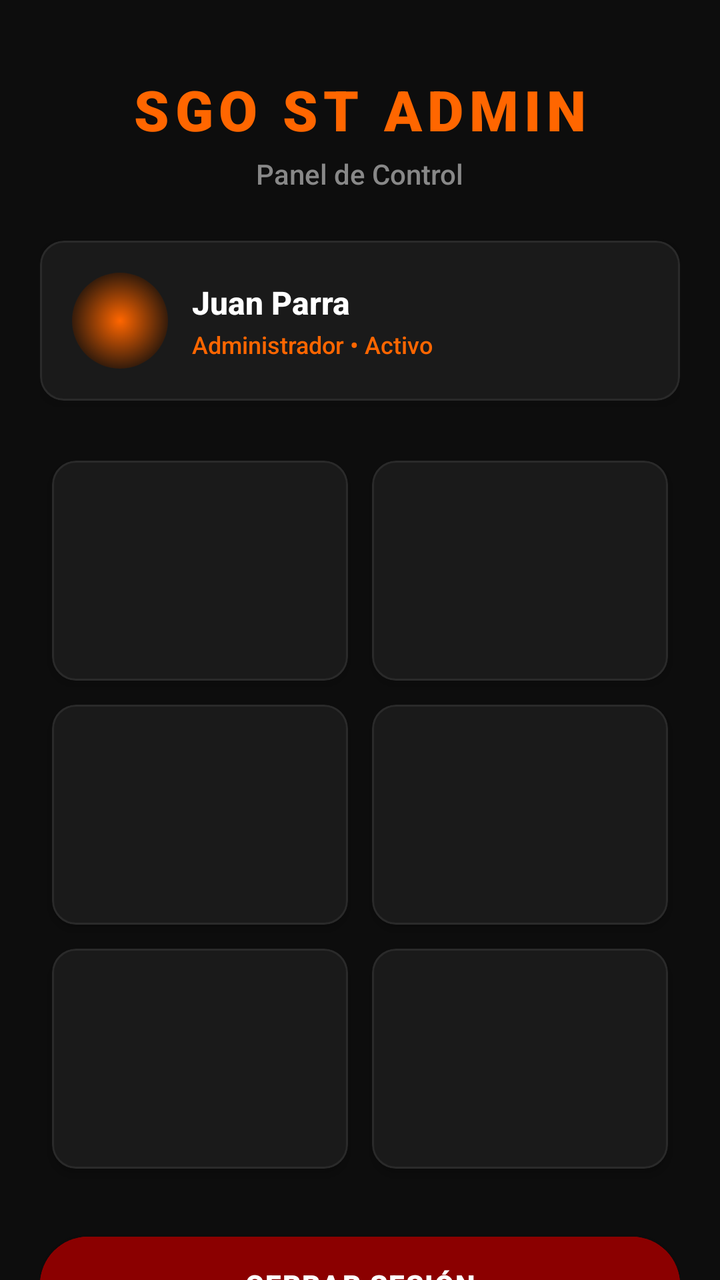
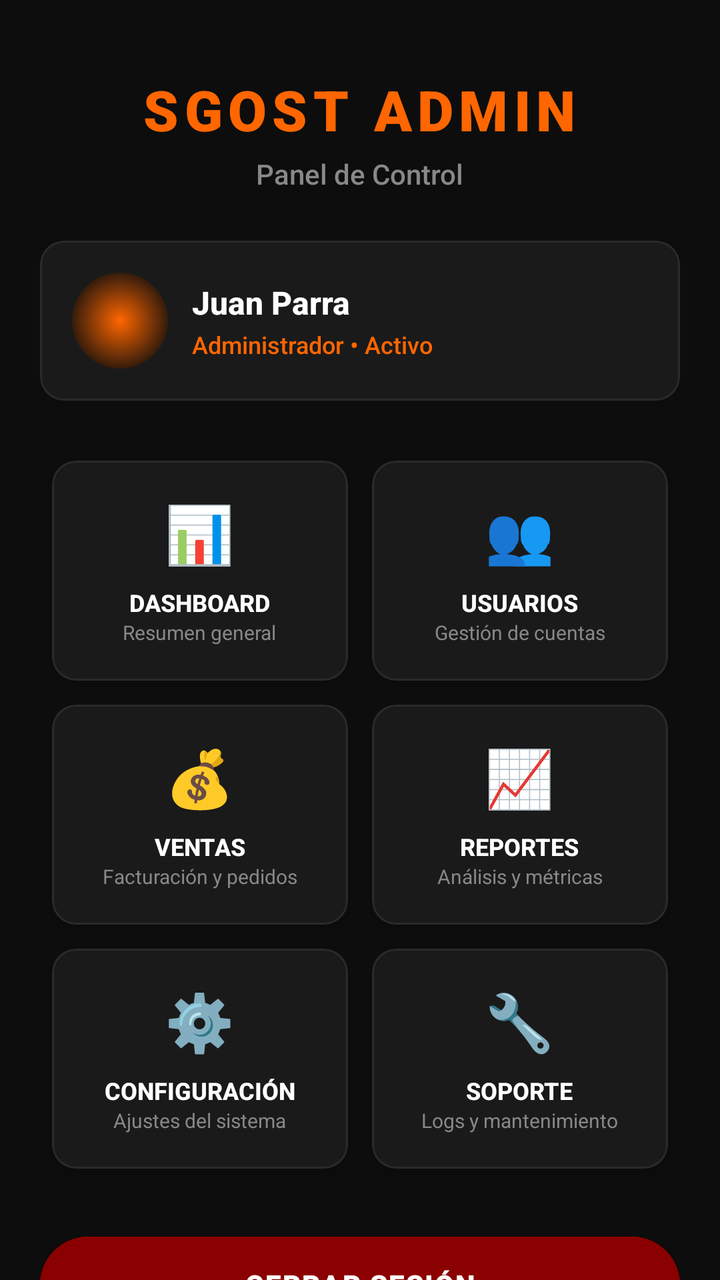

Before-and-after screenshots of an Android layout around one commit, followed by the original layout XML and the change that was made.
<!-- AndroidManifest.xml: application theme Theme.sgost -->
<!-- res/layout/activity_main.xml -->
<?xml version="1.0" encoding="utf-8"?>
<androidx.core.widget.NestedScrollView
        xmlns:android="http://schemas.android.com/apk/res/android"
        xmlns:app="http://schemas.android.com/apk/res-auto"
        xmlns:tools="http://schemas.android.com/tools"
        android:layout_width="match_parent"
        android:layout_height="match_parent"
        android:background="#0D0D0D"
        android:fillViewport="true"
        tools:context="com.example.sgost.MainActivity">

    <LinearLayout
            android:layout_width="match_parent"
            android:layout_height="wrap_content"
            android:orientation="vertical"
            android:padding="20dp"
            android:gravity="center_horizontal">

        
        <TextView
                android:layout_width="wrap_content"
                android:layout_height="wrap_content"
                android:text="SGO ST ADMIN"
                android:textSize="28sp"
                android:textStyle="bold"
                android:textColor="#FF6600"
                android:letterSpacing="0.1"
                android:fontFamily="sans-serif-black"
                android:layout_marginTop="16dp"
                android:layout_marginBottom="4dp"/>

        <TextView
                android:layout_width="wrap_content"
                android:layout_height="wrap_content"
                android:text="Panel de Control"
                android:textSize="14sp"
                android:textColor="#888888"
                android:fontFamily="sans-serif-medium"
                android:layout_marginBottom="24dp"/>

        
        <com.google.android.material.card.MaterialCardView
                android:layout_width="match_parent"
                android:layout_height="wrap_content"
                android:layout_marginBottom="24dp"
                app:cardBackgroundColor="#1A1A1A"
                app:cardCornerRadius="12dp"
                app:cardElevation="4dp"
                app:strokeColor="#2A2A2A"
                app:strokeWidth="1dp">

            <LinearLayout
                    android:layout_width="match_parent"
                    android:layout_height="wrap_content"
                    android:orientation="horizontal"
                    android:padding="16dp"
                    android:gravity="center_vertical">

                
                <View
                        android:layout_width="48dp"
                        android:layout_height="48dp"
                        android:background="@drawable/bg_circle_orange_glow"
                        android:layout_marginEnd="12dp"/>

                <LinearLayout
                        android:layout_width="0dp"
                        android:layout_height="wrap_content"
                        android:layout_weight="1"
                        android:orientation="vertical">

                    <TextView
                            android:id="@+id/tvAdminName"
                            android:layout_width="wrap_content"
                            android:layout_height="wrap_content"
                            android:text="Juan Parra"
                            android:textColor="#FFFFFF"
                            android:textSize="16sp"
                            android:textStyle="bold"
                            android:fontFamily="sans-serif-medium"/>

                    <TextView
                            android:layout_width="wrap_content"
                            android:layout_height="wrap_content"
                            android:text="Administrador • Activo"
                            android:textColor="#FF6600"
                            android:textSize="12sp"
                            android:fontFamily="sans-serif-medium"
                            android:layout_marginTop="2dp"/>
                </LinearLayout>
            </LinearLayout>
        </com.google.android.material.card.MaterialCardView>

        
        <GridLayout
                android:layout_width="match_parent"
                android:layout_height="wrap_content"
                android:columnCount="2"
                android:rowCount="3"
                android:alignmentMode="alignMargins"
                android:columnOrderPreserved="false"
                android:layout_marginBottom="24dp">

            
            <com.google.android.material.card.MaterialCardView
                    android:id="@+id/cardDashboard"
                    android:layout_width="0dp"
                    android:layout_height="110dp"
                    android:layout_columnWeight="1"
                    android:layout_rowWeight="1"
                    android:layout_margin="6dp"
                    android:foreground="?attr/selectableItemBackground"
                    app:cardBackgroundColor="#1A1A1A"
                    app:cardCornerRadius="12dp"
                    app:cardElevation="3dp"
                    app:strokeColor="#2A2A2A"
                    app:strokeWidth="1dp">

                <LinearLayout
                        android:layout_width="match_parent"
                        android:layout_height="match_parent"
                        android:orientation="vertical"
                        android:gravity="center"
                        android:padding="12dp">

                    <TextView android:text="📊" android:textSize="28sp" android:layout_marginBottom="8dp"/>
                    <TextView android:text="DASHBOARD" android:textColor="#FFFFFF" android:textSize="12sp" android:textStyle="bold" android:fontFamily="sans-serif-medium"/>
                    <TextView android:text="Resumen general" android:textColor="#888888" android:textSize="10sp"/>
                </LinearLayout>
            </com.google.android.material.card.MaterialCardView>

            
            <com.google.android.material.card.MaterialCardView
                    android:id="@+id/cardUsuarios"
                    android:layout_width="0dp"
                    android:layout_height="110dp"
                    android:layout_columnWeight="1"
                    android:layout_rowWeight="1"
                    android:layout_margin="6dp"
                    android:foreground="?attr/selectableItemBackground"
                    app:cardBackgroundColor="#1A1A1A"
                    app:cardCornerRadius="12dp"
                    app:cardElevation="3dp"
                    app:strokeColor="#2A2A2A"
                    app:strokeWidth="1dp">

                <LinearLayout
                        android:layout_width="match_parent"
                        android:layout_height="match_parent"
                        android:orientation="vertical"
                        android:gravity="center"
                        android:padding="12dp">

                    <TextView android:text="👥" android:textSize="28sp" android:layout_marginBottom="8dp"/>
                    <TextView android:text="USUARIOS" android:textColor="#FFFFFF" android:textSize="12sp" android:textStyle="bold" android:fontFamily="sans-serif-medium"/>
                    <TextView android:text="Gestión de cuentas" android:textColor="#888888" android:textSize="10sp"/>
                </LinearLayout>
            </com.google.android.material.card.MaterialCardView>

            
            <com.google.android.material.card.MaterialCardView
                    android:id="@+id/cardVentas"
                    android:layout_width="0dp"
                    android:layout_height="110dp"
                    android:layout_columnWeight="1"
                    android:layout_rowWeight="1"
                    android:layout_margin="6dp"
                    android:foreground="?attr/selectableItemBackground"
                    app:cardBackgroundColor="#1A1A1A"
                    app:cardCornerRadius="12dp"
                    app:cardElevation="3dp"
                    app:strokeColor="#2A2A2A"
                    app:strokeWidth="1dp">

                <LinearLayout
                        android:layout_width="match_parent"
                        android:layout_height="match_parent"
                        android:orientation="vertical"
                        android:gravity="center"
                        android:padding="12dp">

                    <TextView android:text="💰" android:textSize="28sp" android:layout_marginBottom="8dp"/>
                    <TextView android:text="VENTAS" android:textColor="#FFFFFF" android:textSize="12sp" android:textStyle="bold" android:fontFamily="sans-serif-medium"/>
                    <TextView android:text="Facturación y pedidos" android:textColor="#888888" android:textSize="10sp"/>
                </LinearLayout>
            </com.google.android.material.card.MaterialCardView>

            
            <com.google.android.material.card.MaterialCardView
                    android:id="@+id/cardReportes"
                    android:layout_width="0dp"
                    android:layout_height="110dp"
                    android:layout_columnWeight="1"
                    android:layout_rowWeight="1"
                    android:layout_margin="6dp"
                    android:foreground="?attr/selectableItemBackground"
                    app:cardBackgroundColor="#1A1A1A"
                    app:cardCornerRadius="12dp"
                    app:cardElevation="3dp"
                    app:strokeColor="#2A2A2A"
                    app:strokeWidth="1dp">

                <LinearLayout
                        android:layout_width="match_parent"
                        android:layout_height="match_parent"
                        android:orientation="vertical"
                        android:gravity="center"
                        android:padding="12dp">

                    <TextView android:text="📈" android:textSize="28sp" android:layout_marginBottom="8dp"/>
                    <TextView android:text="REPORTES" android:textColor="#FFFFFF" android:textSize="12sp" android:textStyle="bold" android:fontFamily="sans-serif-medium"/>
                    <TextView android:text="Análisis y métricas" android:textColor="#888888" android:textSize="10sp"/>
                </LinearLayout>
            </com.google.android.material.card.MaterialCardView>

            
            <com.google.android.material.card.MaterialCardView
                    android:id="@+id/cardConfig"
                    android:layout_width="0dp"
                    android:layout_height="110dp"
                    android:layout_columnWeight="1"
                    android:layout_rowWeight="1"
                    android:layout_margin="6dp"
                    android:foreground="?attr/selectableItemBackground"
                    app:cardBackgroundColor="#1A1A1A"
                    app:cardCornerRadius="12dp"
                    app:cardElevation="3dp"
                    app:strokeColor="#2A2A2A"
                    app:strokeWidth="1dp">

                <LinearLayout
                        android:layout_width="match_parent"
                        android:layout_height="match_parent"
                        android:orientation="vertical"
                        android:gravity="center"
                        android:padding="12dp">

                    <TextView android:text="⚙️" android:textSize="28sp" android:layout_marginBottom="8dp"/>
                    <TextView android:text="CONFIGURACIÓN" android:textColor="#FFFFFF" android:textSize="12sp" android:textStyle="bold" android:fontFamily="sans-serif-medium"/>
                    <TextView android:text="Ajustes del sistema" android:textColor="#888888" android:textSize="10sp"/>
                </LinearLayout>
            </com.google.android.material.card.MaterialCardView>

            
            <com.google.android.material.card.MaterialCardView
                    android:id="@+id/cardSoporte"
                    android:layout_width="0dp"
                    android:layout_height="110dp"
                    android:layout_columnWeight="1"
                    android:layout_rowWeight="1"
                    android:layout_margin="6dp"
                    android:foreground="?attr/selectableItemBackground"
                    app:cardBackgroundColor="#1A1A1A"
                    app:cardCornerRadius="12dp"
                    app:cardElevation="3dp"
                    app:strokeColor="#2A2A2A"
                    app:strokeWidth="1dp">

                <LinearLayout
                        android:layout_width="match_parent"
                        android:layout_height="match_parent"
                        android:orientation="vertical"
                        android:gravity="center"
                        android:padding="12dp">

                    <TextView android:text="🔧" android:textSize="28sp" android:layout_marginBottom="8dp"/>
                    <TextView android:text="SOPORTE" android:textColor="#FFFFFF" android:textSize="12sp" android:textStyle="bold" android:fontFamily="sans-serif-medium"/>
                    <TextView android:text="Logs y mantenimiento" android:textColor="#888888" android:textSize="10sp"/>
                </LinearLayout>
            </com.google.android.material.card.MaterialCardView>

        </GridLayout>

        
        <Button
                android:id="@+id/btnLogout"
                android:layout_width="match_parent"
                android:layout_height="56dp"
                android:text="CERRAR SESIÓN"
                android:textColor="#FFFFFF"
                android:textSize="14sp"
                android:textStyle="bold"
                android:letterSpacing="0.05"
                android:fontFamily="sans-serif-black"
                android:backgroundTint="#8B0000"
                android:stateListAnimator="@null"
                android:elevation="4dp"
                android:layout_marginBottom="24dp"/>

        
        <View
                android:layout_width="60dp"
                android:layout_height="3dp"
                android:background="@drawable/bg_gradient_line"
                android:layout_marginBottom="8dp"/>

        <TextView
                android:layout_width="wrap_content"
                android:layout_height="wrap_content"
                android:text="READY TO RACE • ADMIN PANEL"
                android:textSize="10sp"
                android:textColor="#FF6600"
                android:textStyle="bold"
                android:letterSpacing="0.2"
                android:fontFamily="sans-serif-medium"
                android:layout_marginBottom="24dp"/>

    </LinearLayout>
</androidx.core.widget.NestedScrollView>
<!-- resources referenced by this layout -->
<resources>
  <!-- drawable bg_circle_orange_glow (drawable) -->
  <?xml version="1.0" encoding="utf-8"?>
  <shape xmlns:android="http://schemas.android.com/apk/res/android"
         android:shape="oval">
      <gradient
              android:type="radial"
              android:centerX="0.5"
              android:centerY="0.5"
              android:gradientRadius="60%p"
              android:startColor="#FF6600"
              android:endColor="#0D0D0D"
              android:useLevel="false"/>
      <size android:width="120dp" android:height="120dp"/>
  </shape>
  <!-- drawable bg_gradient_line (drawable) -->
  <?xml version="1.0" encoding="utf-8"?>
  <shape xmlns:android="http://schemas.android.com/apk/res/android"
         android:shape="rectangle">
      <gradient android:angle="0" android:startColor="#FF6600" android:centerColor="#FF8833" android:endColor="#FF6600"/>
      <corners android:radius="2dp"/>
  </shape>
  <style name="Theme.sgost" parent="Base.Theme.sgost" />
  <style name="Base.Theme.sgost" parent="Theme.Material3.DayNight.NoActionBar">
          
          
      </style>
</resources>

<!-- the commit's change to res/layout/activity_main.xml (unified diff, before → after) -->
@@ -20,7 +20,7 @@
         <TextView
                 android:layout_width="wrap_content"
                 android:layout_height="wrap_content"
-                android:text="SGO ST ADMIN"
+                android:text="SGOST ADMIN"
                 android:textSize="28sp"
                 android:textStyle="bold"
                 android:textColor="#FF6600"
@@ -56,7 +56,6 @@
                     android:padding="16dp"
                     android:gravity="center_vertical">
 
-                
                 <View
                         android:layout_width="48dp"
                         android:layout_height="48dp"
@@ -122,10 +121,9 @@
                         android:orientation="vertical"
                         android:gravity="center"
                         android:padding="12dp">
-
-                    <TextView android:text="📊" android:textSize="28sp" android:layout_marginBottom="8dp"/>
-                    <TextView android:text="DASHBOARD" android:textColor="#FFFFFF" android:textSize="12sp" android:textStyle="bold" android:fontFamily="sans-serif-medium"/>
-                    <TextView android:text="Resumen general" android:textColor="#888888" android:textSize="10sp"/>
+                    <TextView android:layout_width="wrap_content" android:layout_height="wrap_content" android:text="📊" android:textSize="28sp" android:layout_marginBottom="8dp"/>
+                    <TextView android:layout_width="wrap_content" android:layout_height="wrap_content" android:text="DASHBOARD" android:textColor="#FFFFFF" android:textSize="12sp" android:textStyle="bold" android:fontFamily="sans-serif-medium"/>
+                    <TextView android:layout_width="wrap_content" android:layout_height="wrap_content" android:text="Resumen general" android:textColor="#888888" android:textSize="10sp"/>
                 </LinearLayout>
             </com.google.android.material.card.MaterialCardView>
 
@@ -150,10 +148,9 @@
                         android:orientation="vertical"
                         android:gravity="center"
                         android:padding="12dp">
-
-                    <TextView android:text="👥" android:textSize="28sp" android:layout_marginBottom="8dp"/>
-                    <TextView android:text="USUARIOS" android:textColor="#FFFFFF" android:textSize="12sp" android:textStyle="bold" android:fontFamily="sans-serif-medium"/>
-                    <TextView android:text="Gestión de cuentas" android:textColor="#888888" android:textSize="10sp"/>
+                    <TextView android:layout_width="wrap_content" android:layout_height="wrap_content" android:text="👥" android:textSize="28sp" android:layout_marginBottom="8dp"/>
+                    <TextView android:layout_width="wrap_content" android:layout_height="wrap_content" android:text="USUARIOS" android:textColor="#FFFFFF" android:textSize="12sp" android:textStyle="bold" android:fontFamily="sans-serif-medium"/>
+                    <TextView android:layout_width="wrap_content" android:layout_height="wrap_content" android:text="Gestión de cuentas" android:textColor="#888888" android:textSize="10sp"/>
                 </LinearLayout>
             </com.google.android.material.card.MaterialCardView>
 
@@ -178,10 +175,9 @@
                         android:orientation="vertical"
                         android:gravity="center"
                         android:padding="12dp">
-
-                    <TextView android:text="💰" android:textSize="28sp" android:layout_marginBottom="8dp"/>
-                    <TextView android:text="VENTAS" android:textColor="#FFFFFF" android:textSize="12sp" android:textStyle="bold" android:fontFamily="sans-serif-medium"/>
-                    <TextView android:text="Facturación y pedidos" android:textColor="#888888" android:textSize="10sp"/>
+                    <TextView android:layout_width="wrap_content" android:layout_height="wrap_content" android:text="💰" android:textSize="28sp" android:layout_marginBottom="8dp"/>
+                    <TextView android:layout_width="wrap_content" android:layout_height="wrap_content" android:text="VENTAS" android:textColor="#FFFFFF" android:textSize="12sp" android:textStyle="bold" android:fontFamily="sans-serif-medium"/>
+                    <TextView android:layout_width="wrap_content" android:layout_height="wrap_content" android:text="Facturación y pedidos" android:textColor="#888888" android:textSize="10sp"/>
                 </LinearLayout>
             </com.google.android.material.card.MaterialCardView>
 
@@ -206,10 +202,9 @@
                         android:orientation="vertical"
                         android:gravity="center"
                         android:padding="12dp">
-
-                    <TextView android:text="📈" android:textSize="28sp" android:layout_marginBottom="8dp"/>
-                    <TextView android:text="REPORTES" android:textColor="#FFFFFF" android:textSize="12sp" android:textStyle="bold" android:fontFamily="sans-serif-medium"/>
-                    <TextView android:text="Análisis y métricas" android:textColor="#888888" android:textSize="10sp"/>
+                    <TextView android:layout_width="wrap_content" android:layout_height="wrap_content" android:text="📈" android:textSize="28sp" android:layout_marginBottom="8dp"/>
+                    <TextView android:layout_width="wrap_content" android:layout_height="wrap_content" android:text="REPORTES" android:textColor="#FFFFFF" android:textSize="12sp" android:textStyle="bold" android:fontFamily="sans-serif-medium"/>
+                    <TextView android:layout_width="wrap_content" android:layout_height="wrap_content" android:text="Análisis y métricas" android:textColor="#888888" android:textSize="10sp"/>
                 </LinearLayout>
             </com.google.android.material.card.MaterialCardView>
 
@@ -234,10 +229,9 @@
                         android:orientation="vertical"
                         android:gravity="center"
                         android:padding="12dp">
-
-                    <TextView android:text="⚙️" android:textSize="28sp" android:layout_marginBottom="8dp"/>
-                    <TextView android:text="CONFIGURACIÓN" android:textColor="#FFFFFF" android:textSize="12sp" android:textStyle="bold" android:fontFamily="sans-serif-medium"/>
-                    <TextView android:text="Ajustes del sistema" android:textColor="#888888" android:textSize="10sp"/>
+                    <TextView android:layout_width="wrap_content" android:layout_height="wrap_content" android:text="⚙️" android:textSize="28sp" android:layout_marginBottom="8dp"/>
+                    <TextView android:layout_width="wrap_content" android:layout_height="wrap_content" android:text="CONFIGURACIÓN" android:textColor="#FFFFFF" android:textSize="12sp" android:textStyle="bold" android:fontFamily="sans-serif-medium"/>
+                    <TextView android:layout_width="wrap_content" android:layout_height="wrap_content" android:text="Ajustes del sistema" android:textColor="#888888" android:textSize="10sp"/>
                 </LinearLayout>
             </com.google.android.material.card.MaterialCardView>
 
@@ -262,10 +256,9 @@
                         android:orientation="vertical"
                         android:gravity="center"
                         android:padding="12dp">
-
-                    <TextView android:text="🔧" android:textSize="28sp" android:layout_marginBottom="8dp"/>
-                    <TextView android:text="SOPORTE" android:textColor="#FFFFFF" android:textSize="12sp" android:textStyle="bold" android:fontFamily="sans-serif-medium"/>
-                    <TextView android:text="Logs y mantenimiento" android:textColor="#888888" android:textSize="10sp"/>
+                    <TextView android:layout_width="wrap_content" android:layout_height="wrap_content" android:text="🔧" android:textSize="28sp" android:layout_marginBottom="8dp"/>
+                    <TextView android:layout_width="wrap_content" android:layout_height="wrap_content" android:text="SOPORTE" android:textColor="#FFFFFF" android:textSize="12sp" android:textStyle="bold" android:fontFamily="sans-serif-medium"/>
+                    <TextView android:layout_width="wrap_content" android:layout_height="wrap_content" android:text="Logs y mantenimiento" android:textColor="#888888" android:textSize="10sp"/>
                 </LinearLayout>
             </com.google.android.material.card.MaterialCardView>
 
